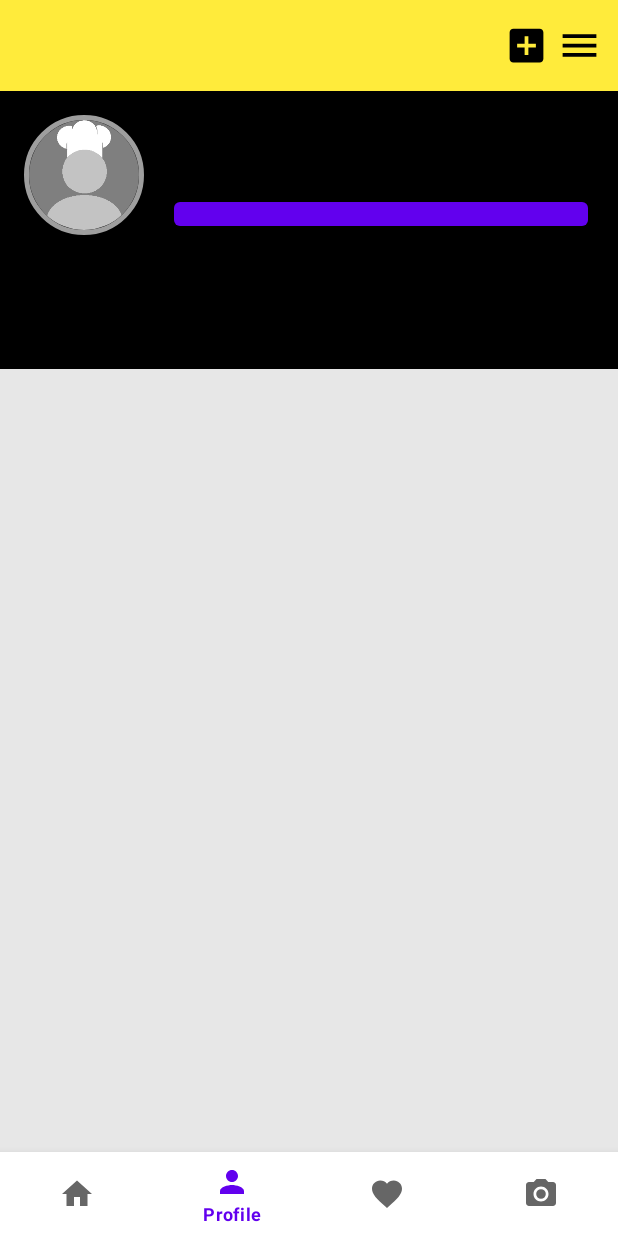
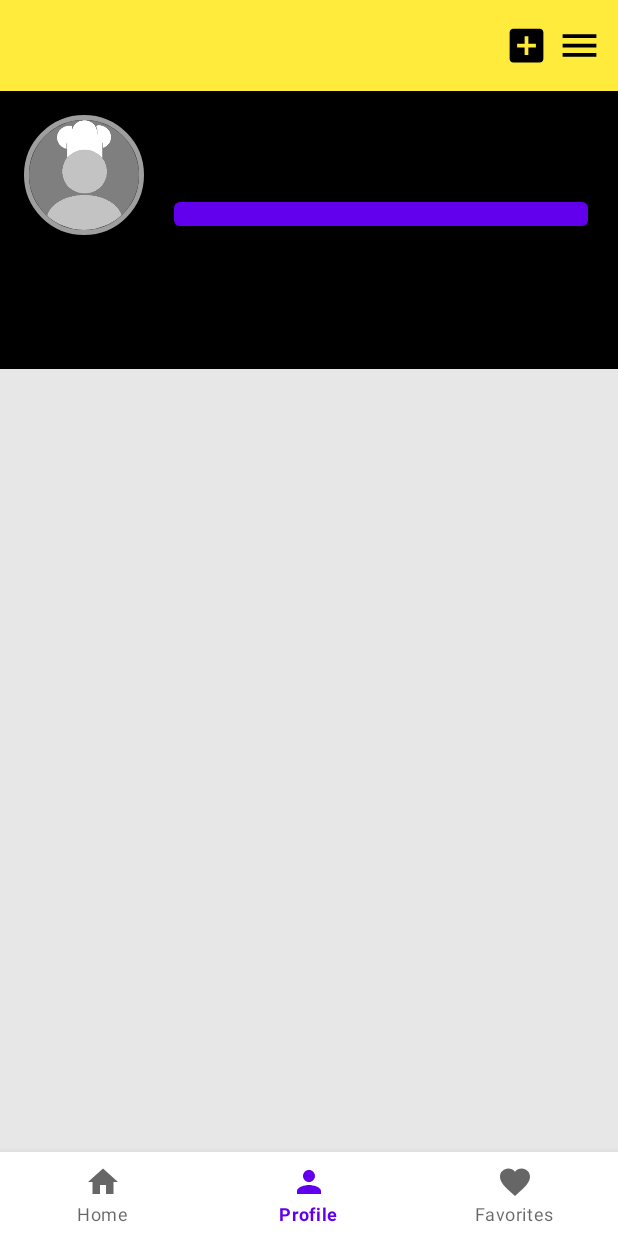
Before and after one commit to Group13projekti/recipeScroll, an Android app: the screen it shows after launch once a user with an empty profile is signed in (FeedActivity), item 2 of the bottom bar chosen, on a phone screen of 412 x 824 dp. Run offline under Robolectric (Android 15) with nearby library versions, the phone set to English and light mode, and no system bars; our stand-ins replace CircleImageView, Firebase (no records; nobody signed in at launch, a user with empty details on screens opened directly), Picasso, navigation-ui.

Commit message:
conflict resolve

```diff
--- a/app/src/main/res/menu/navbar.xml
+++ b/app/src/main/res/menu/navbar.xml
@@ -11,8 +11,4 @@
     <item android:title="Favorites"
         android:id="@+id/favorites"
         android:icon="@drawable/baseline_favorite_24"/>
-    <item android:title="Post"
-        android:id="@+id/postPage"
-        android:icon="@drawable/ic_baseline_camera_alt_24" />
-
 </menu>
```
